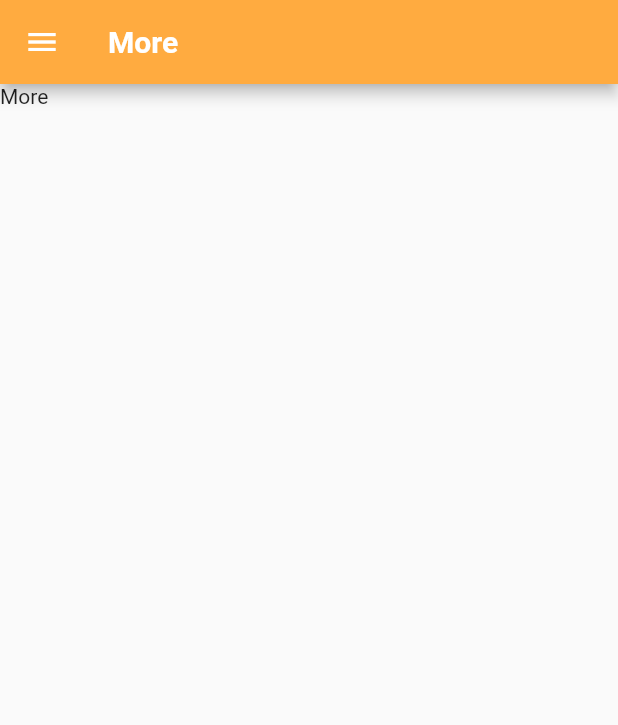
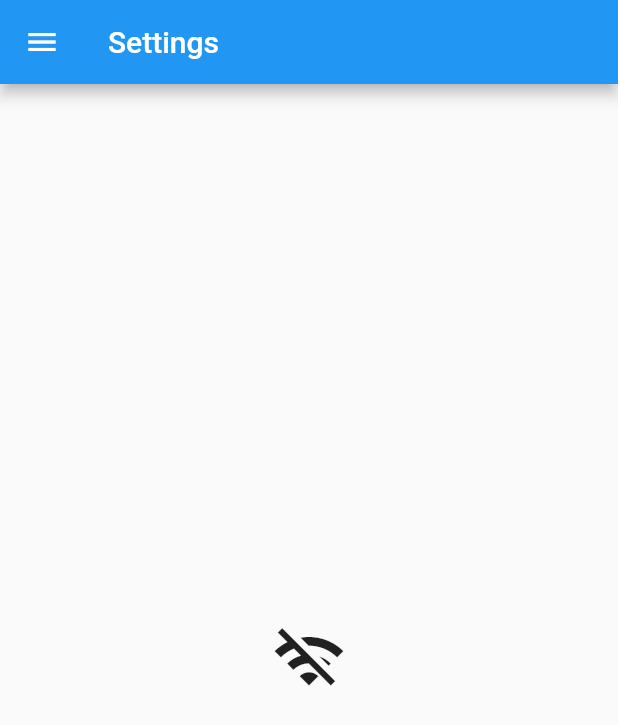
Before and after one commit to SanjayMehra-27/weather_app, a Flutter app: the More screen opened directly, on a phone screen of 412 x 824 dp. Shown: the top 725 px of the screen. Run offline on Flutter 3.47's test engine with Material 2 defaults, Android fonts, the phone set to English and light mode, and no system bars; our stand-ins replace animated_splash_screen, connectivity, dio, flutter_spinkit, geolocator, get and 1 more; missing offline and left inert: connectivity_for_web, dart:html, geolocator_web; accounts and stored records are empty.

```diff
--- a/lib/more.dart
+++ b/lib/more.dart
@@ -1,27 +1,59 @@
+import 'dart:async';
 import 'dart:html';
 
+import 'package:connectivity/connectivity.dart';
 import 'package:flutter/material.dart';
 
 import 'drawer.dart';
-class More extends StatelessWidget {
+class More extends StatefulWidget {
   const More({Key? key}) : super(key: key);
 
   @override
+  State<More> createState() => _MoreState();
+}
+
+class _MoreState extends State<More> {
+
+  bool isConnected = false;
+  StreamSubscription<ConnectivityResult>? sub;
+  @override
+  void initState(){
+    super.initState();
+    sub = Connectivity().onConnectivityChanged.listen((result) {
+      setState(() {
+        isConnected = (result != ConnectivityResult.none);
+      });
+    });
+  }
+  @override
+  void dispose(){
+    sub?.cancel();
+    super.dispose();
+  }
+
+  @override
   Widget build(BuildContext context) {
+
     return Scaffold(
-      appBar: AppBar(
-        title: Text(
-          'More', style: TextStyle(fontWeight: FontWeight.bold),),
-        backgroundColor: Colors.orangeAccent,
+      appBar: AppBar(title:Text("Settings",
+        textAlign: TextAlign.start,
+      )
       ),
-      drawer:NavigationDrawer(),
-
-      body: Container(
-        child: Column(
-          children: [
-            Text("More"),
-          ],
+      drawer: NavigationDrawer(),
+      body: Center(
+        child: StreamBuilder(
+            stream: Connectivity().onConnectivityChanged,
+            builder: (BuildContext context,
+                AsyncSnapshot<ConnectivityResult> snapshot){
+              if(snapshot != null && snapshot.hasData && snapshot.data != ConnectivityResult.none){
+                return Icon(Icons.wifi_off_outlined,size: 50,);
+              } else {
+                return Text("Change Settings",textScaleFactor: 2,);
+              }
+            }
         ),
+        // child: isConnected ? Icon(Icons.wifi_off_outlined,size: 50,)
+        //     : Text("Change Settings",textScaleFactor: 2,)
       ),
     );
   }
--- a/pubspec.yaml
+++ b/pubspec.yaml
@@ -30,7 +30,7 @@ dependencies:
   geolocator: ^7.7.0
   flutter_spinkit: ^5.1.0
   connectivity: ^3.0.6
-
+  provider: ^2.0.1
   animated_splash_screen: ^1.1.0
 
 
```
Also changed, not shown: lib/view/location_screens.dart (+40 -4 lines), images/back1.png (added), lib/connectivity.dart (added), 1 other file.
